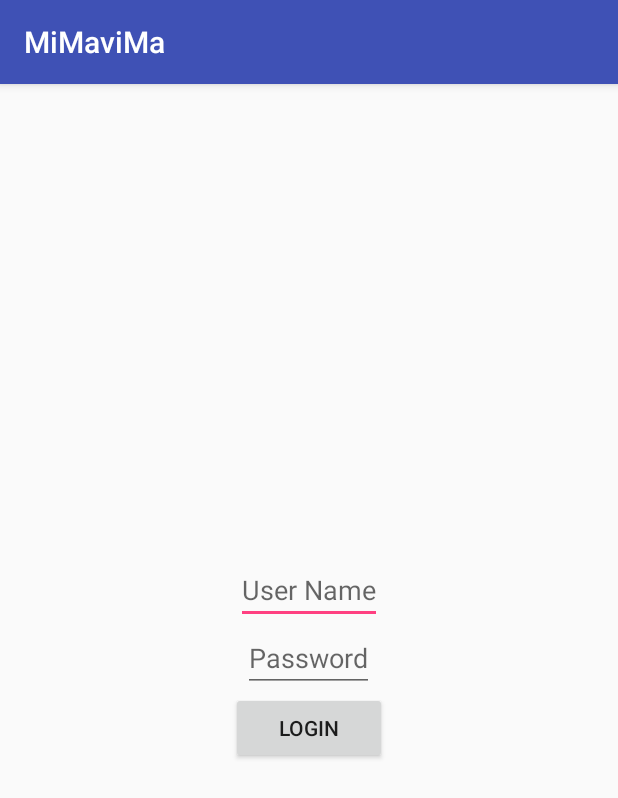
After one commit to MorMauda/Mimavima, an Android app: the LoginActivity screen opened directly, with no data from a screen before it, on a phone screen of 412 x 824 dp. The commit adds this screen. Shown: the top 798 px of the screen. Run offline under Robolectric (Android 15) with nearby library versions, the phone set to English and light mode, and no system bars.

Commit message:
Added login page

```diff
--- a/app/src/main/AndroidManifest.xml
+++ b/app/src/main/AndroidManifest.xml
@@ -18,6 +18,7 @@
                 <category android:name="android.intent.category.LAUNCHER" />
             </intent-filter>
         </activity>
+        <activity android:name=".LoginActivity"></activity>
     </application>
 
 </manifest>
--- /dev/null
+++ b/app/src/main/java/m/mimavima/LoginActivity.java
@@ -0,0 +1,40 @@
+package m.mimavima;
+
+import android.app.ProgressDialog;
+import android.support.v7.app.AppCompatActivity;
+import android.os.Bundle;
+import android.view.View;
+import android.widget.Button;
+import android.widget.EditText;
+import android.widget.TextView;
+
+public class LoginActivity extends AppCompatActivity implements View.OnClickListener {
+
+
+    private Button loginBtn;
+    ProgressDialog pd;
+    @Override
+    protected void onCreate(Bundle savedInstanceState) {
+        super.onCreate(savedInstanceState);
+        setContentView(R.layout.activity_login);
+
+        loginBtn = (Button)findViewById(R.id.login_btn);
+        loginBtn.setOnClickListener(this);
+
+
+
+    }
+
+    @Override
+    public void onClick(View v) {
+
+        pd = ProgressDialog.show(this, "Please Wait...", "Loading Application..", false, true);
+
+        if (v.getId() == R.id.login_btn) {
+            final String userName = ((EditText) findViewById(R.id.user_name)).getText().toString();
+            final String password = ((EditText) findViewById(R.id.user_password)).getText().toString();
+
+
+    }
+}
+}
--- /dev/null
+++ b/app/src/main/res/layout/activity_login.xml
@@ -0,0 +1,53 @@
+<?xml version="1.0" encoding="utf-8"?>
+<RelativeLayout xmlns:android="http://schemas.android.com/apk/res/android"
+    android:layout_width="match_parent"
+    android:layout_height="match_parent"
+    android:orientation="vertical">
+    <!--<ImageView-->
+        <!--android:id="@+id/logo_pic"-->
+        <!--android:src="@drawable/shookbook_logo"-->
+        <!--android:layout_width="250dp"-->
+        <!--android:layout_height="100dp"-->
+        <!--android:layout_centerHorizontal="true"-->
+        <!--android:layout_margin="60dp"-->
+        <!--android:layout_gravity="center_horizontal"-->
+        <!--/>-->
+    <LinearLayout
+        android:layout_centerInParent="true"
+        android:layout_width="wrap_content"
+        android:layout_height="wrap_content"
+        android:orientation="vertical">
+
+
+        <EditText
+            android:id="@+id/user_name"
+            android:layout_width="wrap_content"
+            android:layout_height="wrap_content"
+            android:layout_gravity="center_horizontal"
+            android:hint="User Name"/>
+
+        <EditText
+            android:id="@+id/user_password"
+            android:layout_width="wrap_content"
+            android:layout_height="wrap_content"
+            android:layout_gravity="center_horizontal"
+            android:inputType="textPassword"
+            android:hint="Password"/>
+
+        <Button
+            android:id="@+id/login_btn"
+            android:layout_width="104dp"
+            android:layout_height="wrap_content"
+            android:layout_gravity="center_horizontal"
+            android:text="Login"/>
+
+
+    </LinearLayout>
+    <ProgressBar
+        android:id="@+id/pb_loader"
+        android:layout_width="wrap_content"
+        android:layout_height="wrap_content"
+        android:layout_centerInParent="true"
+        android:visibility="invisible" />
+
+</RelativeLayout>
--- a/app/src/main/res/layout/activity_main.xml
+++ b/app/src/main/res/layout/activity_main.xml
@@ -13,6 +13,7 @@
         android:layout_width="match_parent"
         android:layout_height="match_parent" />
 
+
     <android.support.design.widget.NavigationView
         android:id="@+id/nav_view"
         android:layout_width="wrap_content"
--- a/app/src/main/res/layout/app_bar_main.xml
+++ b/app/src/main/res/layout/app_bar_main.xml
@@ -5,7 +5,7 @@
     android:layout_width="match_parent"
     android:layout_height="match_parent"
     android:fitsSystemWindows="true"
-    tools:context="m.mimavima.MainActivity">
+    tools:context=".MainActivity">
 
     <android.support.design.widget.AppBarLayout
         android:layout_width="match_parent"
--- a/app/src/main/res/layout/content_main.xml
+++ b/app/src/main/res/layout/content_main.xml
@@ -9,7 +9,7 @@
     android:paddingRight="@dimen/activity_horizontal_margin"
     android:paddingTop="@dimen/activity_vertical_margin"
     app:layout_behavior="@string/appbar_scrolling_view_behavior"
-    tools:context="m.mimavima.MainActivity"
+    tools:context=".MainActivity"
     tools:showIn="@layout/app_bar_main">
 
     <TextView
```
